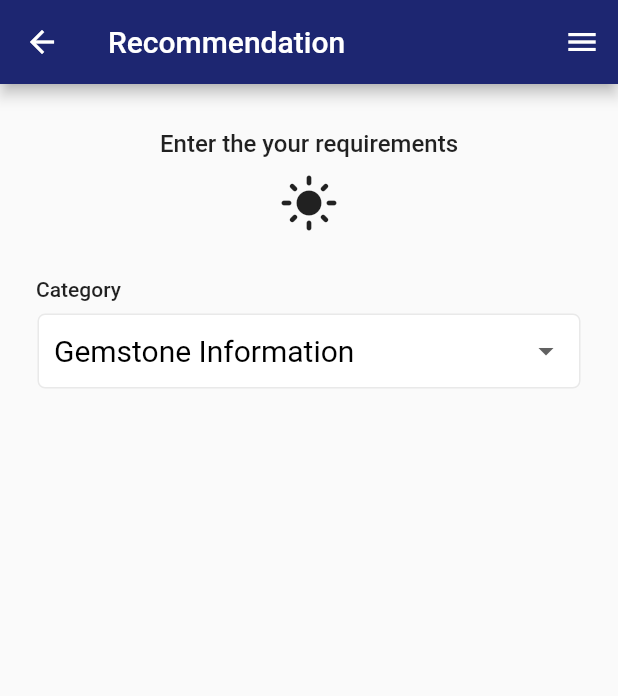
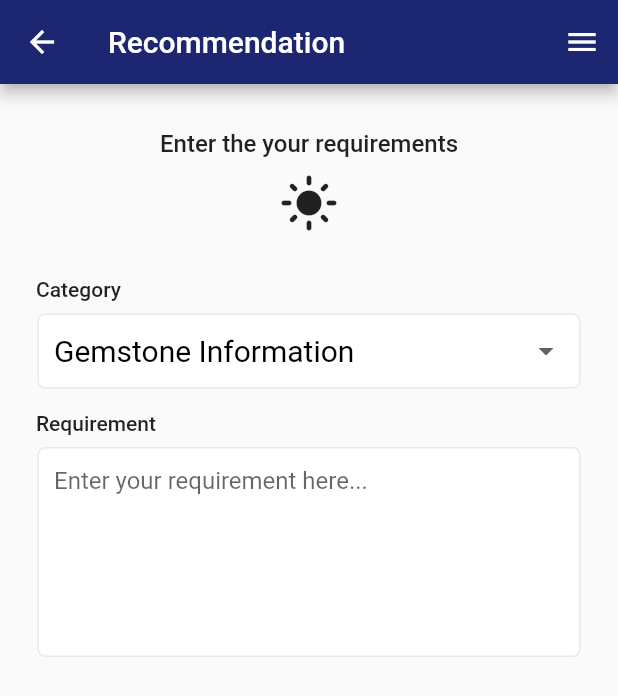
Before and after one commit to NuvinduSenarathne/Gemo_Mobile, a Flutter app: the Recommendation screen opened directly, on a phone screen of 412 x 824 dp. Shown: the top 696 px of the screen. Run offline on Flutter 3.47's test engine with Material 2 defaults, Android fonts, the phone set to English and light mode, and no system bars; our stand-ins replace camera, carousel_slider, cloud_firestore, firebase_auth, firebase_core, image_picker and 2 more; accounts and stored records are empty.

Commit message:
commit-recommendation-userinput

```diff
--- a/lib/screens/gem_recommendation.dart
+++ b/lib/screens/gem_recommendation.dart
@@ -88,6 +88,33 @@ class _RecommendationState extends State<Recommendation> {
                         decoration: TextDecoration.none),
                   ),
                 ),
+                Container(
+                  alignment: Alignment.centerLeft,
+                  margin: const EdgeInsets.fromLTRB(14, 0, 0, 0),
+                  child: const Text(
+                    'Requirement',
+                    style: TextStyle(fontWeight: FontWeight.w500),
+                  ),
+                ),
+                Container(
+                    width: double.infinity,
+                    margin: const EdgeInsets.fromLTRB(15, 8, 15, 15),
+                    padding: const EdgeInsets.only(left: 10.0, right: 10.0),
+                    decoration: BoxDecoration(
+                        color: Colors.white,
+                        borderRadius: BorderRadius.circular(5),
+                        border: Border.all(
+                          color: AppColors.formFieldBorderColor,
+                        )),
+                    child: TextFormField(
+                      minLines: 6,
+                      keyboardType: TextInputType.multiline,
+                      maxLines: null,
+                      decoration: const InputDecoration(
+                      hintText: 'Enter your requirement here...',
+                      border: InputBorder.none,
+                    ),
+                    )),
 
               ],
             )));
```
